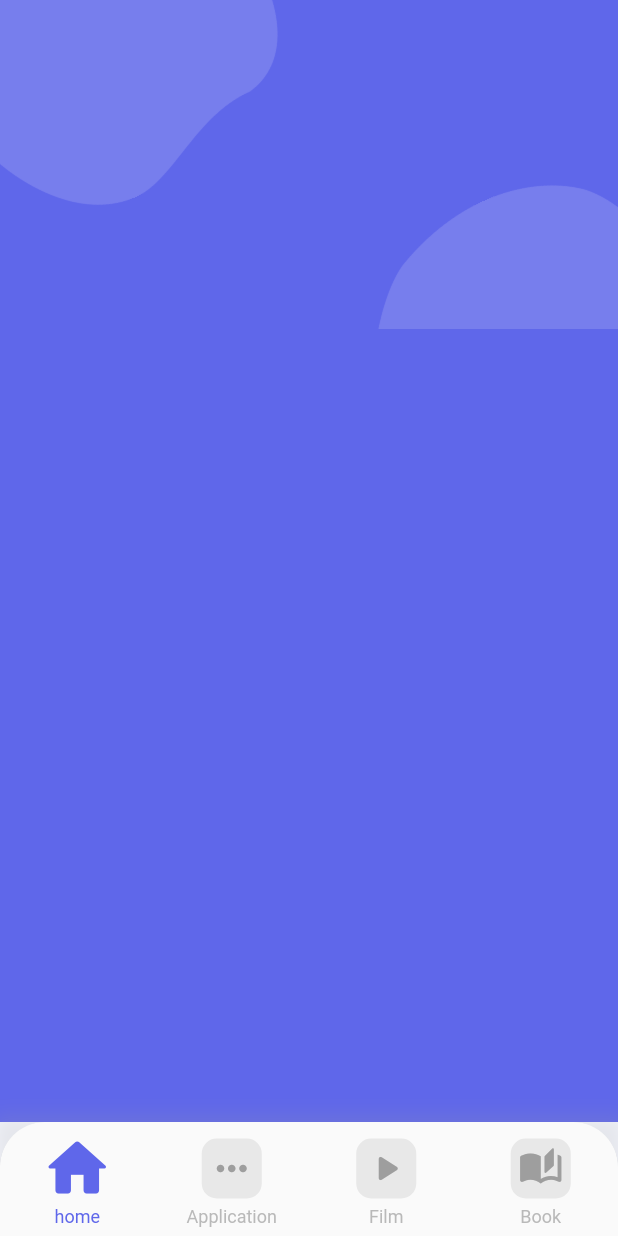
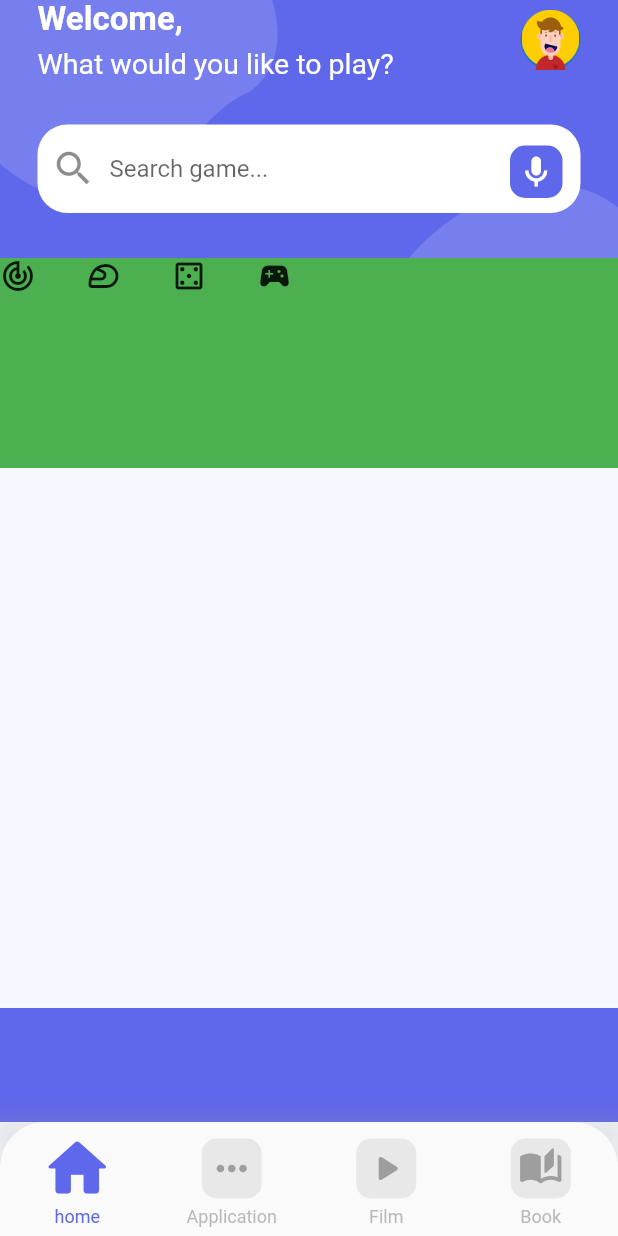
Before and after one commit to fanetech/flutter_first_project, a Flutter app: the screen it shows after launch, on a phone screen of 412 x 824 dp. Run offline on Flutter 3.47's test engine with Material 2 defaults, Android fonts, the phone set to English and light mode, and no system bars.

Commit message:
page screach header

```diff
--- a/lib/pages/home/home.dart
+++ b/lib/pages/home/home.dart
@@ -1,3 +1,6 @@
+import 'package:first_app/pages/home/widgets/category.dart';
+import 'package:first_app/pages/home/widgets/header.dart';
+import 'package:first_app/pages/home/widgets/search.dart';
 import 'package:flutter/material.dart';
 
 class HomePage extends StatelessWidget {
@@ -27,7 +30,9 @@ class HomePage extends StatelessWidget {
                     'assets/images/bg_liquid.png',
                     width: 200,
                   ))),
-          Container()
+          const Column(
+            children: [HeaderSection(), SearchSession(), CategorySection()],
+          )
         ],
       )),
       bottomNavigationBar: NavigationBar(),
--- /dev/null
+++ b/lib/pages/home/widgets/category.dart
@@ -0,0 +1,55 @@
+import 'package:flutter/material.dart';
+
+class CategorySection extends StatelessWidget {
+  const CategorySection({super.key});
+
+  final categories = const [
+    {
+      'icon': Icons.track_changes_outlined,
+      'color': Color(0xFF605CF4),
+      'title': 'Arcabe'
+    },
+    {
+      'icon': Icons.sports_motorsports_outlined,
+      'color': Color(0xFFFC77A6),
+      'title': 'Racing'
+    },
+    {
+      'icon': Icons.casino_outlined,
+      'color': Color(0xFF4391FF),
+      'title': 'Strategy'
+    },
+    {'icon': Icons.sports_esports, 'color': Color(0xFF7182f2), 'title': 'More'},
+  ];
+
+  @override
+  Widget build(BuildContext context) {
+    return Container(
+      height: 500,
+      decoration: const BoxDecoration(
+        color: Color(0xFFF6F8FF),
+        borderRadius: BorderRadius.only(
+          topLeft: Radius.circular(20),
+          topRight: Radius.circular(20),
+        ),
+      ),
+      child: Column(
+        children: [
+          Container(
+            height: 140,
+            color: Colors.green,
+            child: ListView.separated(
+                scrollDirection: Axis.horizontal,
+                itemBuilder: (context, index) => Column(
+                      children: [Icon(categories[index]['icon'] as IconData)],
+                    ),
+                separatorBuilder: (context, index) => const SizedBox(
+                      width: 33,
+                    ),
+                itemCount: categories.length),
+          )
+        ],
+      ),
+    );
+  }
+}
--- /dev/null
+++ b/lib/pages/home/widgets/header.dart
@@ -0,0 +1,47 @@
+import 'package:flutter/material.dart';
+
+class HeaderSection extends StatelessWidget {
+  const HeaderSection({super.key});
+
+  @override
+  Widget build(BuildContext context) {
+    return Padding(
+      padding: EdgeInsets.only(
+        top: MediaQuery.of(context).padding.top,
+        left: 25,
+        right: 25,
+      ),
+      child: Row(
+        mainAxisAlignment: MainAxisAlignment.spaceBetween,
+        children: [
+          const Column(crossAxisAlignment: CrossAxisAlignment.start, children: [
+            Text(
+              'Welcome, ',
+              style: TextStyle(
+                fontSize: 22,
+                fontWeight: FontWeight.bold,
+                color: Colors.white,
+              ),
+            ),
+            SizedBox(
+              height: 5,
+            ),
+            Text(
+              'What would you like to play?',
+              style: TextStyle(
+                fontSize: 19,
+                color: Colors.white,
+              ),
+            ),
+          ]),
+          CircleAvatar(
+            child: Image.asset(
+              'assets/images/avatar.png',
+              fit: BoxFit.cover,
+            ),
+          )
+        ],
+      ),
+    );
+  }
+}
--- /dev/null
+++ b/lib/pages/home/widgets/search.dart
@@ -0,0 +1,49 @@
+import 'package:flutter/material.dart';
+
+class SearchSession extends StatelessWidget {
+  const SearchSession({super.key});
+
+  @override
+  Widget build(BuildContext context) {
+    return Container(
+      padding: const EdgeInsets.symmetric(horizontal: 25, vertical: 30),
+      child: Stack(
+        children: [
+          TextField(
+              decoration: InputDecoration(
+            fillColor: Colors.white,
+            filled: true,
+            border: OutlineInputBorder(
+              borderRadius: BorderRadius.circular(20),
+              borderSide: const BorderSide(
+                width: 0,
+                style: BorderStyle.none,
+              ),
+            ),
+            prefixIcon: const Icon(
+              Icons.search_outlined,
+              size: 30,
+            ),
+            hintText: 'Search game...',
+          )),
+          Positioned(
+            right: 12,
+            bottom: 10,
+            child: Container(
+              padding: const EdgeInsets.all(5),
+              decoration: BoxDecoration(
+                color: const Color(0xFF5F67EA),
+                borderRadius: BorderRadius.circular(10),
+              ),
+              child: const Icon(
+                Icons.mic_outlined,
+                color: Colors.white,
+                size: 25,
+              ),
+            ),
+          ),
+        ],
+      ),
+    );
+  }
+}
```
